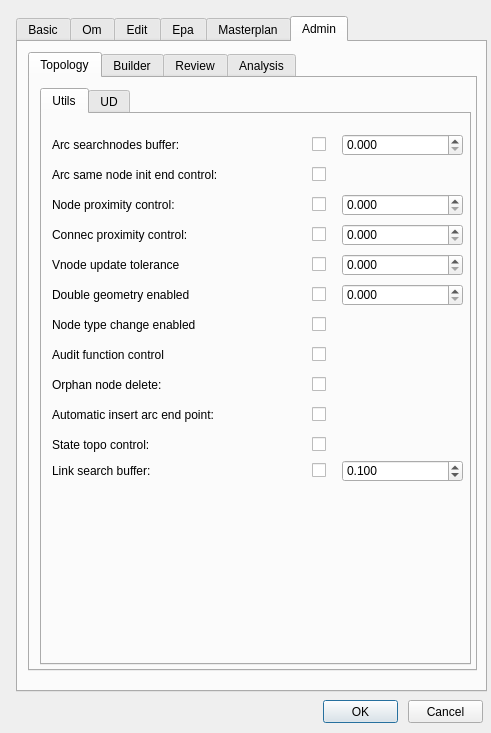
Qt form ui/config.ui (Giswater/giswater_qgis_plugin) before a commit.
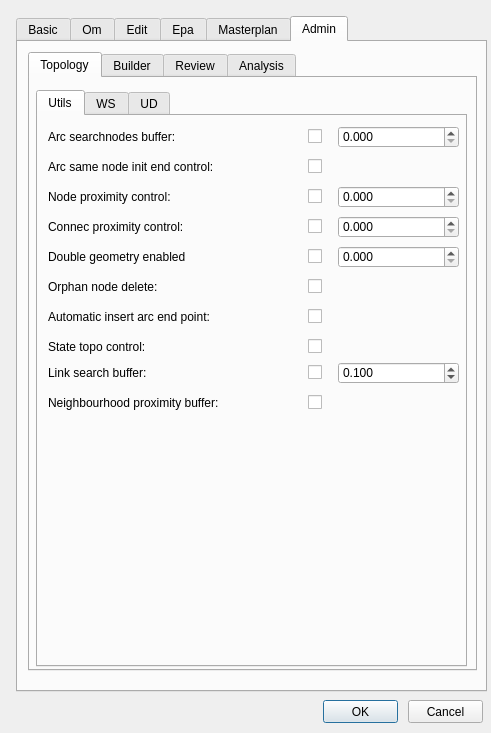
The same form after that commit. The open tabs and pages were chosen to show the change.

```diff
--- a/ui/config.ui
+++ b/ui/config.ui
@@ -3634,8 +3634,8 @@
       <widget class="QTabWidget" name="tab_topology">
        <property name="geometry">
         <rect>
-         <x>10</x>
-         <y>10</y>
+         <x>6</x>
+         <y>12</y>
          <width>431</width>
          <height>577</height>
         </rect>
@@ -3651,7 +3651,7 @@
          <property name="geometry">
           <rect>
            <x>10</x>
-           <y>50</y>
+           <y>40</y>
            <width>253</width>
            <height>22</height>
           </rect>
@@ -3687,7 +3687,7 @@
          <property name="geometry">
           <rect>
            <x>10</x>
-           <y>80</y>
+           <y>70</y>
            <width>251</width>
            <height>22</height>
           </rect>
@@ -3723,7 +3723,7 @@
          <property name="geometry">
           <rect>
            <x>300</x>
-           <y>20</y>
+           <y>10</y>
            <width>121</width>
            <height>22</height>
           </rect>
@@ -3742,7 +3742,7 @@
          <property name="geometry">
           <rect>
            <x>10</x>
-           <y>20</y>
+           <y>10</y>
            <width>241</width>
            <height>22</height>
           </rect>
@@ -3778,7 +3778,7 @@
          <property name="geometry">
           <rect>
            <x>300</x>
-           <y>110</y>
+           <y>100</y>
            <width>121</width>
            <height>22</height>
           </rect>
@@ -3797,7 +3797,7 @@
          <property name="geometry">
           <rect>
            <x>300</x>
-           <y>80</y>
+           <y>70</y>
            <width>121</width>
            <height>22</height>
           </rect>
@@ -3816,7 +3816,7 @@
          <property name="geometry">
           <rect>
            <x>270</x>
-           <y>110</y>
+           <y>100</y>
            <width>20</width>
            <height>21</height>
           </rect>
@@ -3829,7 +3829,7 @@
          <property name="geometry">
           <rect>
            <x>10</x>
-           <y>110</y>
+           <y>100</y>
            <width>241</width>
            <height>22</height>
           </rect>
@@ -3865,7 +3865,7 @@
          <property name="geometry">
           <rect>
            <x>270</x>
-           <y>80</y>
+           <y>70</y>
            <width>20</width>
            <height>21</height>
           </rect>
@@ -3878,7 +3878,7 @@
          <property name="geometry">
           <rect>
            <x>270</x>
-           <y>20</y>
+           <y>10</y>
            <width>20</width>
            <height>21</height>
           </rect>
@@ -3891,7 +3891,7 @@
          <property name="geometry">
           <rect>
            <x>270</x>
-           <y>50</y>
+           <y>40</y>
            <width>20</width>
            <height>21</height>
           </rect>
@@ -3900,66 +3900,11 @@
           <string/>
          </property>
         </widget>
-        <widget class="QDoubleSpinBox" name="vnode_update_tolerance">
-         <property name="geometry">
-          <rect>
-           <x>300</x>
-           <y>140</y>
-           <width>121</width>
-           <height>22</height>
-          </rect>
-         </property>
-         <property name="locale">
-          <locale language="English" country="UnitedKingdom"/>
-         </property>
-         <property name="decimals">
-          <number>3</number>
-         </property>
-         <property name="singleStep">
-          <double>0.010000000000000</double>
-         </property>
-        </widget>
-        <widget class="QLabel" name="label_vnode_update_tolerance">
-         <property name="geometry">
-          <rect>
-           <x>10</x>
-           <y>140</y>
-           <width>231</width>
-           <height>22</height>
-          </rect>
-         </property>
-         <property name="font">
-          <font>
-           <pointsize>9</pointsize>
-          </font>
-         </property>
-         <property name="frameShape">
-          <enum>QFrame::NoFrame</enum>
-         </property>
-         <property name="frameShadow">
-          <enum>QFrame::Plain</enum>
-         </property>
-         <property name="text">
-          <string>Vnode update tolerance</string>
-         </property>
-         <property name="textFormat">
-          <enum>Qt::AutoText</enum>
-         </property>
-         <property name="scaledContents">
-          <bool>false</bool>
-         </property>
-         <property name="alignment">
-          <set>Qt::AlignLeading|Qt::AlignLeft|Qt::AlignVCenter</set>
-         </property>
-         <property name="margin">
-          <number>3</number>
-         </property>
-        </widget>
-        <widget class="QCheckBox" name="buffer_value_control">
+        <widget class="QCheckBox" name="insert_double_geometry">
          <property name="geometry">
           <rect>
            <x>270</x>
-           <y>170</y>
+           <y>130</y>
            <width>20</width>
            <height>21</height>
           </rect>
@@ -3972,7 +3917,7 @@
          <property name="geometry">
           <rect>
            <x>10</x>
-           <y>170</y>
+           <y>130</y>
            <width>231</width>
            <height>22</height>
           </rect>
@@ -4008,7 +3953,7 @@
          <property name="geometry">
           <rect>
            <x>300</x>
-           <y>170</y>
+           <y>130</y>
            <width>121</width>
            <height>22</height>
           </rect>
@@ -4023,109 +3968,11 @@
           <double>0.010000000000000</double>
          </property>
         </widget>
-        <widget class="QCheckBox" name="nodetype_change_enabled">
-         <property name="geometry">
-          <rect>
-           <x>270</x>
-           <y>200</y>
-           <width>20</width>
-           <height>21</height>
-          </rect>
-         </property>
-         <property name="text">
-          <string/>
-         </property>
-        </widget>
-        <widget class="QLabel" name="label_nodetype_change_enabled">
-         <property name="geometry">
-          <rect>
-           <x>10</x>
-           <y>200</y>
-           <width>231</width>
-           <height>22</height>
-          </rect>
-         </property>
-         <property name="font">
-          <font>
-           <pointsize>9</pointsize>
-          </font>
-         </property>
-         <property name="frameShape">
-          <enum>QFrame::NoFrame</enum>
-         </property>
-         <property name="frameShadow">
-          <enum>QFrame::Plain</enum>
-         </property>
-         <property name="text">
-          <string>Node type change enabled</string>
-         </property>
-         <property name="textFormat">
-          <enum>Qt::AutoText</enum>
-         </property>
-         <property name="scaledContents">
-          <bool>false</bool>
-         </property>
-         <property name="alignment">
-          <set>Qt::AlignLeading|Qt::AlignLeft|Qt::AlignVCenter</set>
-         </property>
-         <property name="margin">
-          <number>3</number>
-         </property>
-        </widget>
-        <widget class="QCheckBox" name="audit_function_control">
-         <property name="geometry">
-          <rect>
-           <x>270</x>
-           <y>230</y>
-           <width>20</width>
-           <height>21</height>
-          </rect>
-         </property>
-         <property name="text">
-          <string/>
-         </property>
-        </widget>
-        <widget class="QLabel" name="label_audit_function_control">
-         <property name="geometry">
-          <rect>
-           <x>10</x>
-           <y>230</y>
-           <width>231</width>
-           <height>22</height>
-          </rect>
-         </property>
-         <property name="font">
-          <font>
-           <pointsize>9</pointsize>
-          </font>
-         </property>
-         <property name="frameShape">
-          <enum>QFrame::NoFrame</enum>
-         </property>
-         <property name="frameShadow">
-          <enum>QFrame::Plain</enum>
-         </property>
-         <property name="text">
-          <string>Audit function control</string>
-         </property>
-         <property name="textFormat">
-          <enum>Qt::AutoText</enum>
-         </property>
-         <property name="scaledContents">
-          <bool>false</bool>
-         </property>
-         <property name="alignment">
-          <set>Qt::AlignLeading|Qt::AlignLeft|Qt::AlignVCenter</set>
-         </property>
-         <property name="margin">
-          <number>3</number>
-         </property>
-        </widget>
         <widget class="QCheckBox" name="orphannode_delete">
          <property name="geometry">
           <rect>
            <x>270</x>
-           <y>260</y>
+           <y>160</y>
            <width>20</width>
            <height>21</height>
           </rect>
@@ -4138,7 +3985,7 @@
          <property name="geometry">
           <rect>
            <x>10</x>
-           <y>260</y>
+           <y>160</y>
            <width>261</width>
            <height>22</height>
           </rect>
@@ -4174,7 +4021,7 @@
          <property name="geometry">
           <rect>
            <x>10</x>
-           <y>290</y>
+           <y>190</y>
            <width>261</width>
            <height>21</height>
           </rect>
@@ -4210,7 +4057,7 @@
          <property name="geometry">
           <rect>
            <x>270</x>
-           <y>290</y>
+           <y>190</y>
            <width>20</width>
            <height>21</height>
           </rect>
@@ -4223,7 +4070,7 @@
          <property name="geometry">
           <rect>
            <x>10</x>
-           <y>320</y>
+           <y>220</y>
            <width>261</width>
            <height>21</height>
           </rect>
@@ -4259,7 +4106,7 @@
          <property name="geometry">
           <rect>
            <x>270</x>
-           <y>320</y>
+           <y>220</y>
            <width>20</width>
            <height>21</height>
           </rect>
@@ -4272,7 +4119,7 @@
          <property name="geometry">
           <rect>
            <x>10</x>
-           <y>346</y>
+           <y>246</y>
            <width>241</width>
            <height>22</height>
           </rect>
@@ -4308,7 +4155,7 @@
          <property name="geometry">
           <rect>
            <x>300</x>
-           <y>346</y>
+           <y>246</y>
            <width>121</width>
            <height>22</height>
           </rect>
@@ -4330,7 +4177,7 @@
          <property name="geometry">
           <rect>
            <x>270</x>
-           <y>346</y>
+           <y>246</y>
            <width>20</width>
            <height>21</height>
           </rect>
@@ -4339,11 +4186,47 @@
           <string/>
          </property>
         </widget>
-        <widget class="QCheckBox" name="vnode_update_tolerance_control">
+        <widget class="QLabel" name="label_proximity_buffer">
          <property name="geometry">
           <rect>
+           <x>10</x>
+           <y>276</y>
+           <width>261</width>
+           <height>21</height>
+          </rect>
+         </property>
+         <property name="font">
+          <font>
+           <pointsize>9</pointsize>
+          </font>
+         </property>
+         <property name="frameShape">
+          <enum>QFrame::NoFrame</enum>
+         </property>
+         <property name="frameShadow">
+          <enum>QFrame::Plain</enum>
+         </property>
+         <property name="text">
+          <string>Neighbourhood proximity buffer:</string>
+         </property>
+         <property name="textFormat">
+          <enum>Qt::AutoText</enum>
+         </property>
+         <property name="scaledContents">
+          <bool>false</bool>
+         </property>
+         <property name="alignment">
+          <set>Qt::AlignLeading|Qt::AlignLeft|Qt::AlignVCenter</set>
+         </property>
+         <property name="margin">
+          <number>3</number>
+         </property>
+        </widget>
+        <widget class="QCheckBox" name="chk_proximity_buffer">
+         <property name="geometry">
+          <rect>
            <x>270</x>
-           <y>140</y>
+           <y>276</y>
            <width>20</width>
            <height>21</height>
           </rect>
@@ -4353,6 +4236,79 @@
          </property>
         </widget>
        </widget>
+       <widget class="QWidget" name="tab_11">
+        <attribute name="title">
+         <string>WS</string>
+        </attribute>
+        <widget class="QLabel" name="label_node2arc">
+         <property name="geometry">
+          <rect>
+           <x>10</x>
+           <y>10</y>
+           <width>199</width>
+           <height>31</height>
+          </rect>
+         </property>
+         <property name="font">
+          <font>
+           <pointsize>9</pointsize>
+          </font>
+         </property>
+         <property name="frameShape">
+          <enum>QFrame::NoFrame</enum>
+         </property>
+         <property name="frameShadow">
+          <enum>QFrame::Plain</enum>
+         </property>
+         <property name="text">
+          <string>Node Tolerance (arc divide) :</string>
+         </property>
+         <property name="textFormat">
+          <enum>Qt::AutoText</enum>
+         </property>
+         <property name="scaledContents">
+          <bool>false</bool>
+         </property>
+         <property name="alignment">
+          <set>Qt::AlignLeading|Qt::AlignLeft|Qt::AlignVCenter</set>
+         </property>
+         <property name="margin">
+          <number>3</number>
+         </property>
+        </widget>
+        <widget class="QCheckBox" name="node2arc_control">
+         <property name="geometry">
+          <rect>
+           <x>268</x>
+           <y>10</y>
+           <width>20</width>
+           <height>21</height>
+          </rect>
+         </property>
+         <property name="text">
+          <string/>
+         </property>
+        </widget>
+        <widget class="QDoubleSpinBox" name="node2arc">
+         <property name="geometry">
+          <rect>
+           <x>298</x>
+           <y>10</y>
+           <width>121</width>
+           <height>22</height>
+          </rect>
+         </property>
+         <property name="locale">
+          <locale language="English" country="UnitedKingdom"/>
+         </property>
+         <property name="decimals">
+          <number>3</number>
+         </property>
+         <property name="singleStep">
+          <double>0.010000000000000</double>
+         </property>
+        </widget>
+       </widget>
        <widget class="QWidget" name="tab_24">
         <attribute name="title">
          <string>UD</string>
```
Left out of the diff: 96 changed lines with no effect on the pictures.
